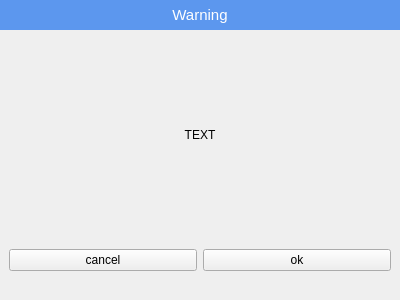
Old version of the form App/Src/Common/Widget/WarningDialog.ui in the repository Haon1/windows-app-system-2025-06-02.
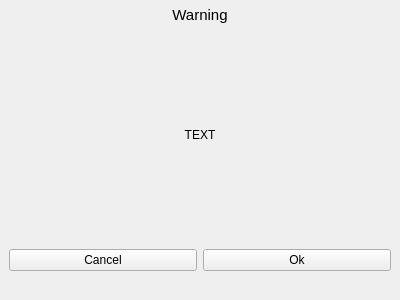
New version of the form.

Commit message: 警告框样式移出UI,放到qss中

Patch:
```diff
--- a/App/Src/Common/Widget/WarningDialog.ui
+++ b/App/Src/Common/Widget/WarningDialog.ui
@@ -44,8 +44,7 @@
       </size>
      </property>
      <property name="styleSheet">
-      <string notr="true">background-color:#5c97ee;
-color:#ffffff;</string>
+      <string notr="true"/>
      </property>
      <layout class="QHBoxLayout" name="horizontalLayout_3">
       <property name="spacing">
@@ -159,14 +158,14 @@
       <item>
        <widget class="QPushButton" name="btn_cancel">
         <property name="text">
-         <string>cancel</string>
+         <string>Cancel</string>
         </property>
        </widget>
       </item>
       <item>
        <widget class="QPushButton" name="btn_ok">
         <property name="text">
-         <string>ok</string>
+         <string>Ok</string>
         </property>
        </widget>
       </item>
```
The commit also changes 1 other file.
